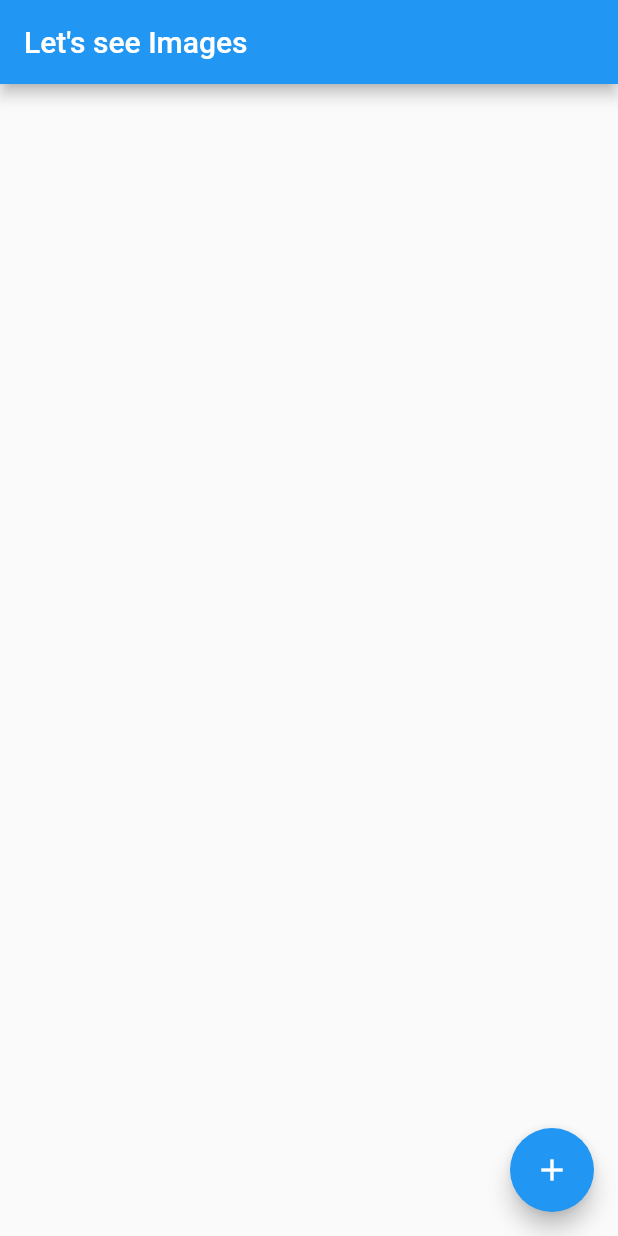
After one commit to cryp73r/Flutter_App_Development_2, a Flutter app: the screen it shows after launch, on a phone screen of 412 x 824 dp. The commit adds this screen. Run offline on Flutter 3.47's test engine with Material 2 defaults, Android fonts, the phone set to English and light mode, and no system bars.

Commit message:
Working on APIs

```diff
--- a/pics/lib/src/app.dart
+++ b/pics/lib/src/app.dart
@@ -1,18 +1,40 @@
+import 'dart:convert';
+import 'dart:async';
 import 'package:flutter/material.dart';
+import 'package:http/http.dart' show get;
+import 'models/image_model.dart';
+import 'widgets/image_list.dart';
 
-// StatelessWidget Starting.
-class App extends StatelessWidget {
+class App extends StatefulWidget {
+  @override
+  _AppState createState() => _AppState();
+}
+
+class _AppState extends State<App> {
+  int counter = 0;
+  List<ImageModel> images = [];
+
+  void fetchImage() async {
+    counter++;
+    var response = await get(Uri.parse("https://jsonplaceholder.typicode.com/photos/$counter"));
+    var imageModel = ImageModel.fromJson(json.decode(response.body));
+    setState(() {
+      images.add(imageModel);
+    });
+  }
+
   @override
   Widget build(BuildContext context) {
     return MaterialApp(
       home: Scaffold(
         floatingActionButton: FloatingActionButton(
           child: Icon(Icons.add),
-          onPressed: () => debugPrint("Action Button Pressed"),
+          onPressed: fetchImage,
         ),
         appBar: AppBar(
           title: Text("Let's see Images"),
         ),
+        body: ImageList(images),
       ),
     );
   }
--- /dev/null
+++ b/pics/lib/src/models/image_model.dart
@@ -0,0 +1,13 @@
+class ImageModel {
+  int id;
+  String url;
+  String title;
+
+  ImageModel(this.id, this.url, this.title);
+
+  ImageModel.fromJson(Map<String, dynamic> parsedJson) {
+    id = parsedJson['id'];
+    url = parsedJson['url'];
+    title = parsedJson['title'];
+  }
+}
--- /dev/null
+++ b/pics/lib/src/widgets/image_list.dart
@@ -0,0 +1,34 @@
+import 'package:flutter/material.dart';
+import '../models/image_model.dart';
+
+class ImageList extends StatelessWidget {
+  final List<ImageModel> images;
+  ImageList(this.images);
+  @override
+  Widget build(BuildContext context) {
+    return ListView.builder(
+      itemCount: images.length,
+        itemBuilder: (context, int index) {
+        return buildImage(images[index]);
+        });
+  }
+  Widget buildImage(ImageModel image) {
+    return Container(
+      decoration: BoxDecoration(
+          border: Border.all(color: Colors.grey)
+      ),
+      padding: EdgeInsets.all(20.0),
+      margin: EdgeInsets.all(20.0),
+      child: Column(
+        children: [
+          Padding(
+            child: Image.network(image.url),
+            padding: EdgeInsets.only(bottom: 8.0),
+          ),
+          Text(image.title),
+        ],
+      ),
+
+    );
+  }
+}
--- a/pics/pubspec.yaml
+++ b/pics/pubspec.yaml
@@ -28,6 +28,7 @@ dependencies:
   # The following adds the Cupertino Icons font to your application.
   # Use with the CupertinoIcons class for iOS style icons.
   cupertino_icons: ^1.0.2
+  http: ^0.13.1
 
 dev_dependencies:
   flutter_test:
```
Also changed, not shown: pics/pubspec.lock.
